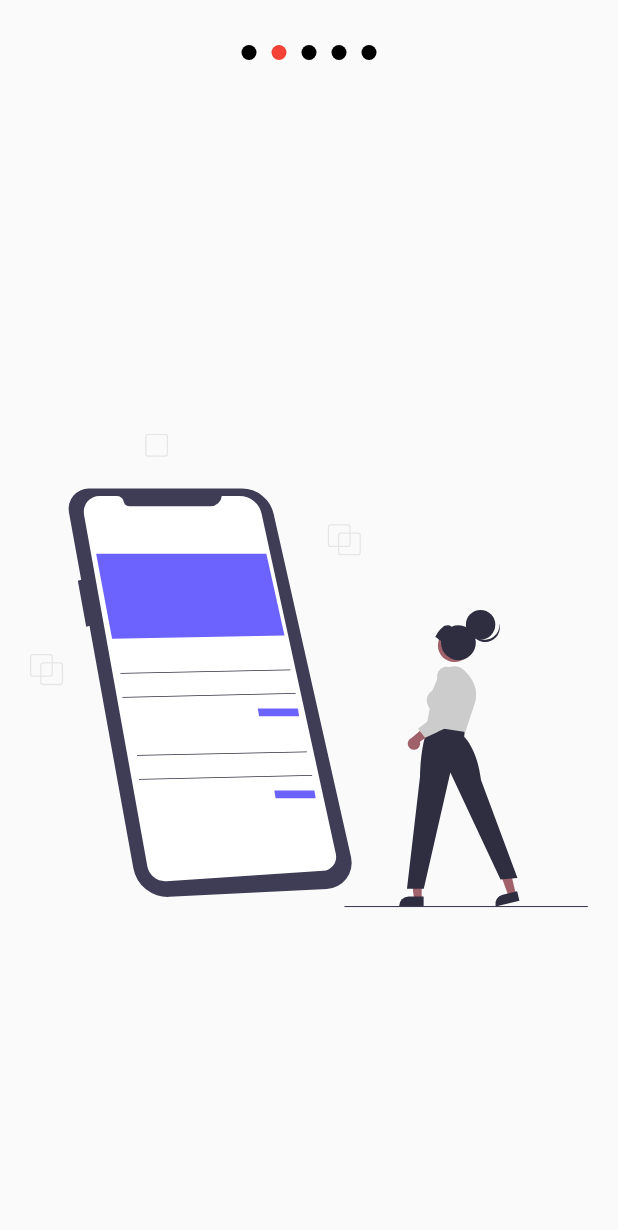
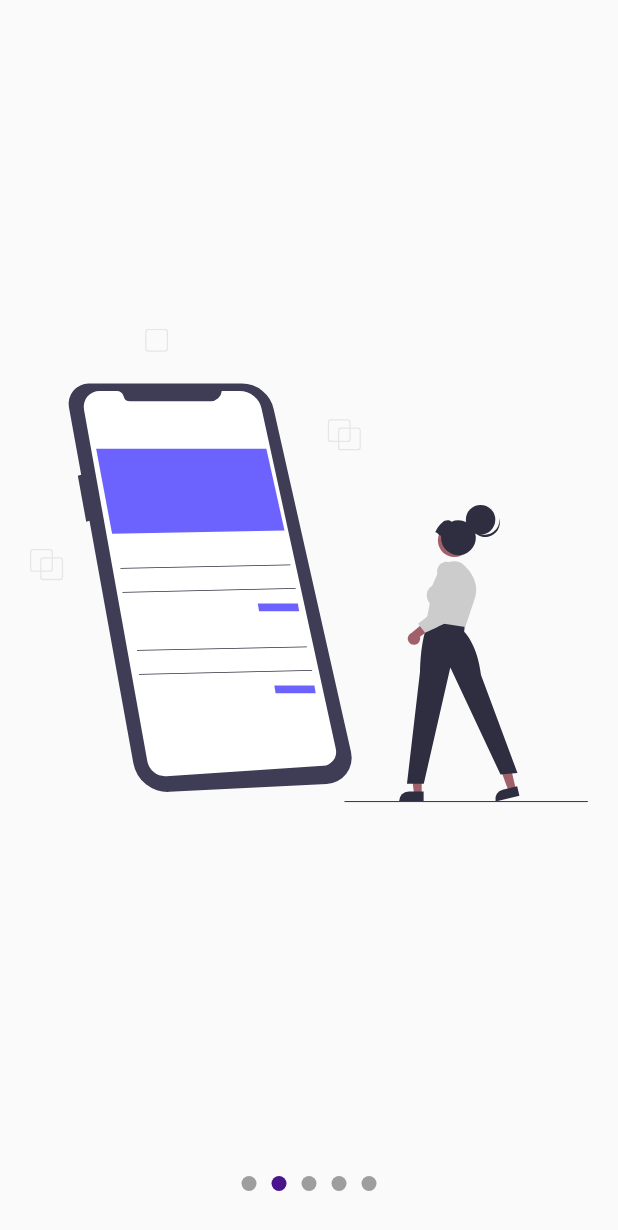
Before and after one commit to marshalmori/slide_show_flutter, a Flutter app: the screen it shows after launch, swiped to page 2, on a phone screen of 412 x 824 dp. Shown: the top 1230 px of the screen. Run offline on Flutter 3.47's test engine with Material 2 defaults, Android fonts, the light colour scheme and no system bars; our stand-ins replace flutter_svg.

Commit message:
Refactoring code to use provider

```diff
--- a/lib/pages/slideshow_page.dart
+++ b/lib/pages/slideshow_page.dart
@@ -7,9 +7,9 @@ class SlideshowPage extends StatelessWidget {
   Widget build(BuildContext context) {
     return Scaffold(
       body: Slideshow(
-        pointsAbove: true,
-        primaryColorDots: Colors.black,
-        secundaryColorDots: Colors.red,
+        pointsAbove: false,
+        primaryColorDots: Colors.purple.shade900,
+        secundaryColorDots: Colors.grey,
         slides: [
           SvgPicture.asset('assets/svgs/1.svg'),
           SvgPicture.asset('assets/svgs/2.svg'),
--- a/lib/widgets/slideshow.dart
+++ b/lib/widgets/slideshow.dart
@@ -1,6 +1,5 @@
 import 'package:flutter/material.dart';
 import 'package:provider/provider.dart';
-import 'package:slide_show/models/slider_model.dart';
 
 class Slideshow extends StatelessWidget {
   final List<Widget> slides;
@@ -18,19 +17,19 @@ class Slideshow extends StatelessWidget {
   @override
   Widget build(BuildContext context) {
     return ChangeNotifierProvider(
-      create: (_) => new SliderModel(),
+      create: (_) => new _SlideshowModel(),
       child: SafeArea(
         child: Center(
-          child: Column(
-            children: [
-              if (this.pointsAbove)
-                _Dots(this.slides.length, this.primaryColorDots,
-                    this.secundaryColorDots),
-              Expanded(child: _Slides(this.slides)),
-              if (!this.pointsAbove)
-                _Dots(this.slides.length, this.primaryColorDots,
-                    this.secundaryColorDots),
-            ],
+          child: Builder(
+            builder: (BuildContext context) {
+              Provider.of<_SlideshowModel>(context).primaryColor =
+                  this.primaryColorDots;
+              Provider.of<_SlideshowModel>(context).secundaryColor =
+                  this.secundaryColorDots;
+
+              return _CreateSlideshowStructure(
+                  pointsAbove: pointsAbove, slides: slides);
+            },
           ),
         ),
       ),
@@ -38,15 +37,33 @@ class Slideshow extends StatelessWidget {
   }
 }
 
+class _CreateSlideshowStructure extends StatelessWidget {
+  const _CreateSlideshowStructure({
+    Key key,
+    @required this.pointsAbove,
+    @required this.slides,
+  }) : super(key: key);
+
+  final bool pointsAbove;
+  final List<Widget> slides;
+
+  @override
+  Widget build(BuildContext context) {
+    return Column(
+      children: [
+        if (this.pointsAbove) _Dots(this.slides.length),
+        Expanded(child: _Slides(this.slides)),
+        if (!this.pointsAbove) _Dots(this.slides.length),
+      ],
+    );
+  }
+}
+
 class _Dots extends StatelessWidget {
   final int totalSlides;
-  final Color primaryColorDots;
-  final Color secundaryColorDots;
 
   _Dots(
     this.totalSlides,
-    this.primaryColorDots,
-    this.secundaryColorDots,
   );
 
   @override
@@ -57,13 +74,7 @@ class _Dots extends StatelessWidget {
       //color: Colors.red,
       child: Row(
         mainAxisAlignment: MainAxisAlignment.center,
-        children: List.generate(
-            this.totalSlides,
-            (i) => _Dot(
-                  i,
-                  this.primaryColorDots,
-                  this.secundaryColorDots,
-                )),
+        children: List.generate(this.totalSlides, (i) => _Dot(i)),
       ),
     );
   }
@@ -71,18 +82,13 @@ class _Dots extends StatelessWidget {
 
 class _Dot extends StatelessWidget {
   final int index;
-  final Color primaryColorDots;
-  final Color secundaryColorDots;
 
-  _Dot(
-    this.index,
-    this.primaryColorDots,
-    this.secundaryColorDots,
-  );
+  _Dot(this.index);
 
   @override
   Widget build(BuildContext context) {
-    final pageViewIndex = Provider.of<SliderModel>(context).currentPage;
+    //final pageViewIndex = Provider.of<_SlideshowModel>(context).currentPage;
+    final slideshowModel = Provider.of<_SlideshowModel>(context);
 
     return AnimatedContainer(
       duration: Duration(milliseconds: 200),
@@ -90,9 +96,10 @@ class _Dot extends StatelessWidget {
       height: 10,
       margin: EdgeInsets.symmetric(horizontal: 5),
       decoration: BoxDecoration(
-        color: (pageViewIndex >= index - 0.5 && pageViewIndex < index + 0.5)
-            ? secundaryColorDots
-            : primaryColorDots,
+        color: (slideshowModel.currentPage >= index - 0.5 &&
+                slideshowModel.currentPage < index + 0.5)
+            ? slideshowModel.primaryColor
+            : slideshowModel.secundaryColor,
         shape: BoxShape.circle,
       ),
     );
@@ -115,7 +122,7 @@ class __SlidesState extends State<_Slides> {
   void initState() {
     super.initState();
     pageViewController.addListener(() {
-      Provider.of<SliderModel>(context, listen: false).currentPage =
+      Provider.of<_SlideshowModel>(context, listen: false).currentPage =
           pageViewController.page;
     });
   }
@@ -152,3 +159,28 @@ class _Slide extends StatelessWidget {
     );
   }
 }
+
+class _SlideshowModel with ChangeNotifier {
+  double _currentPage = 0;
+  Color _primaryColor = Colors.pink;
+  Color _secundaryColor = Colors.grey;
+
+  double get currentPage => this._currentPage;
+
+  set currentPage(double page) {
+    this._currentPage = page;
+    notifyListeners();
+  }
+
+  Color get primaryColor => this._primaryColor;
+
+  set primaryColor(Color color) {
+    this._primaryColor = color;
+  }
+
+  Color get secundaryColor => this._secundaryColor;
+
+  set secundaryColor(Color color) {
+    this._secundaryColor = color;
+  }
+}
```
